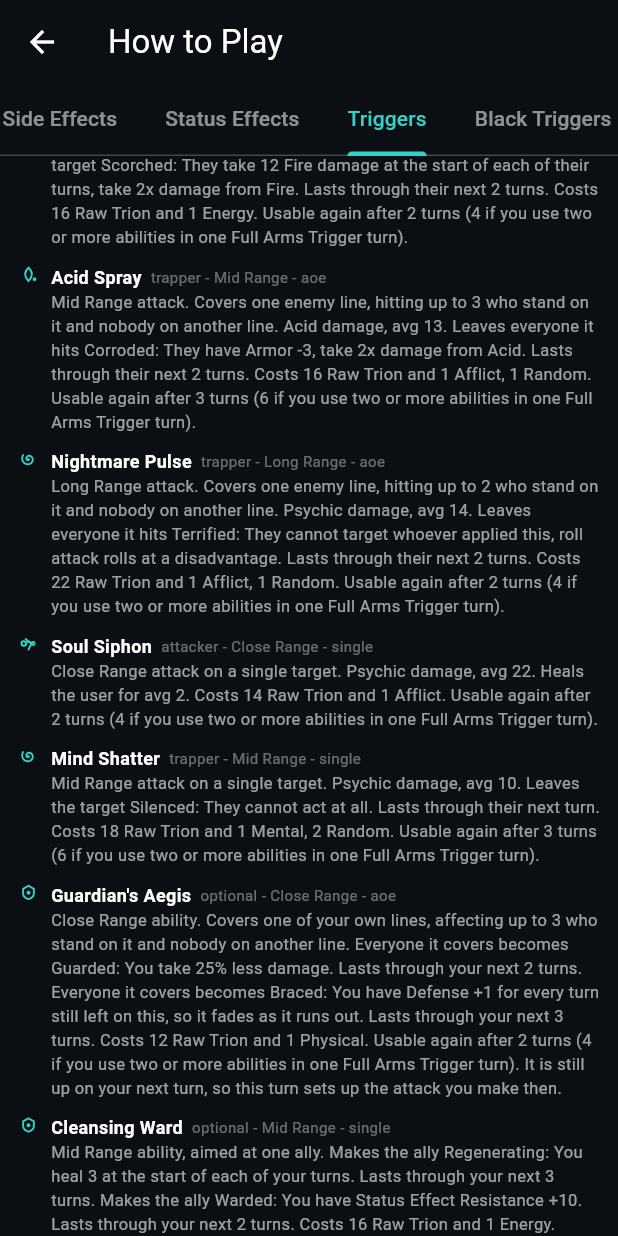
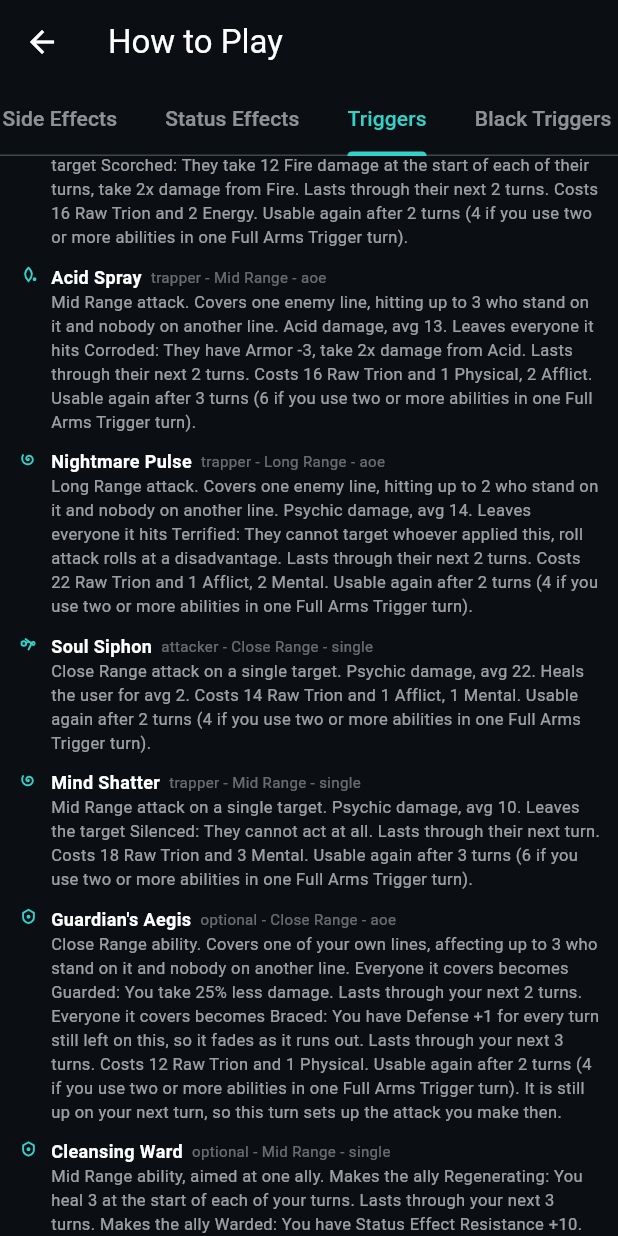
Before and after one commit to MaxxRexx/Isekai_Strategem, a Flutter app: the GuideScreen screen opened directly, tab 4 chosen, scrolled down 1728 dp, on a phone screen of 412 x 824 dp. Run offline on Flutter 3.47's test engine with Material 3 defaults, Android fonts, the phone set to English and light mode, and no system bars; our stand-ins replace supabase_flutter; accounts and stored records are empty.

Commit message:
Trion Type costs that name more than one kind
The first derivation could only ever emit "own origin, then Random for the
rest", so it could not produce a cost naming two different kinds at all. That
is not what the owner asked for, and not what Naruto-Arena does.

Its skills combine kinds routinely: Demonic Ice Mirrors costs 1 Ninjutsu and
1 Bloodline, Rasengan 1 Ninjutsu and 1 Random, and its balance patches move
skills between shapes ("2 Ninjutsu instead of 1 Taijutsu and 1 Ninjutsu").
What decides it there is what the skill actually is, not one label on it.

So the derivation now reads the ability rather than only its origin. The
first slot is still its own origin; further slots are named by what it does,
each of which points at an origin of its own: the damage it deals, the
statuses it inflicts (by what they do to the holder, not by their names), and
how it is delivered. Where that points at the same origin the cost doubles
up; where it points at a different one the cost names both; where the ability
has nothing distinctive left to say the slot is Random.

Twelve abilities now name two or more kinds, and they read: Acid Spray is a
physical delivery that corrodes, so Physical and Afflict. Dread Wave is
Energy origin working on the mind, so Energy and Mental. Curving Shot asks
for Physical, Mental and two Random.

Richer costs cost pacing, and the measurement is the reason the income
changes with them. At one per living member the rich table runs the median to
17 rounds with 61% inside the 8-20 band, against 12 and 78% before any of
this. At two per member the pacing comes back but the gate stops biting
entirely: one turn blocked on types across 800 battles. One per living member
plus one for the squad is the setting that keeps both: median 14, 74% in
band, and 195 turns in the band still blocked on types.

MEAN 1.95 slots over 61 abilities: 28 at one, 16 at two, 9 at three, 8 at
four.

```diff
--- a/packages/battle_engine/lib/src/content/trigger_catalog.dart
+++ b/packages/battle_engine/lib/src/content/trigger_catalog.dart
@@ -57,7 +57,7 @@ class TriggerCatalog {
         category: TriggerCategory.attacker,
         equipCost: 16,
         trionCost: 13,
-        trionTypeCost: const TrionTypeCost({TrionType.physical: 1}),
+        trionTypeCost: const TrionTypeCost({TrionType.physical: 2}),
         cooldownTurns: 2,
         originTag: OriginTag.physical,
         rangeTag: RangeTag.close,
@@ -72,7 +72,7 @@ class TriggerCatalog {
         category: TriggerCategory.attacker,
         equipCost: 19,
         trionCost: 13,
-        trionTypeCost: const TrionTypeCost({TrionType.physical: 1}),
+        trionTypeCost: const TrionTypeCost({TrionType.physical: 2}),
         cooldownTurns: 2,
         originTag: OriginTag.physical,
         rangeTag: RangeTag.close,
@@ -89,7 +89,7 @@ class TriggerCatalog {
         category: TriggerCategory.shooter,
         equipCost: 35,
         trionCost: 27,
-        trionTypeCost: const TrionTypeCost({TrionType.physical: 1}, random: 2),
+        trionTypeCost: const TrionTypeCost({TrionType.physical: 2}, random: 2),
         cooldownTurns: 2,
         originTag: OriginTag.physical,
         rangeTag: RangeTag.long,
@@ -107,7 +107,7 @@ class TriggerCatalog {
         category: TriggerCategory.trapper,
         equipCost: 15,
         trionCost: 10,
-        trionTypeCost: const TrionTypeCost({TrionType.afflict: 1}),
+        trionTypeCost: const TrionTypeCost({TrionType.afflict: 2}),
         cooldownTurns: 1,
         originTag: OriginTag.afflict,
         rangeTag: RangeTag.close,
@@ -123,7 +123,7 @@ class TriggerCatalog {
         category: TriggerCategory.trapper,
         equipCost: 18,
         trionCost: 12,
-        trionTypeCost: const TrionTypeCost({TrionType.afflict: 1}),
+        trionTypeCost: const TrionTypeCost({TrionType.afflict: 2}),
         cooldownTurns: 2,
         originTag: OriginTag.afflict,
         rangeTag: RangeTag.mid,
@@ -216,7 +216,7 @@ class TriggerCatalog {
         category: TriggerCategory.attacker,
         equipCost: 26,
         trionCost: 22,
-        trionTypeCost: const TrionTypeCost({TrionType.physical: 1}),
+        trionTypeCost: const TrionTypeCost({TrionType.physical: 2}),
         cooldownTurns: 2,
         originTag: OriginTag.physical,
         rangeTag: RangeTag.long,
@@ -235,7 +235,7 @@ class TriggerCatalog {
         category: TriggerCategory.attacker,
         equipCost: 18,
         trionCost: 14,
-        trionTypeCost: const TrionTypeCost({TrionType.afflict: 1}),
+        trionTypeCost: const TrionTypeCost({TrionType.physical: 1, TrionType.afflict: 1}),
         cooldownTurns: 2,
         originTag: OriginTag.afflict,
         rangeTag: RangeTag.close,
@@ -261,7 +261,7 @@ class TriggerCatalog {
         category: TriggerCategory.sniper,
         equipCost: 48,
         trionCost: 42,
-        trionTypeCost: const TrionTypeCost({TrionType.physical: 1}),
+        trionTypeCost: const TrionTypeCost({TrionType.physical: 2}),
         cooldownTurns: 2,
         originTag: OriginTag.physical,
         rangeTag: RangeTag.long,
@@ -276,7 +276,7 @@ class TriggerCatalog {
         category: TriggerCategory.shooter,
         equipCost: 21,
         trionCost: 20,
-        trionTypeCost: const TrionTypeCost({TrionType.physical: 1}, random: 3),
+        trionTypeCost: const TrionTypeCost({TrionType.physical: 2}, random: 2),
         cooldownTurns: 2,
         originTag: OriginTag.physical,
         rangeTag: RangeTag.close,
@@ -309,7 +309,7 @@ class TriggerCatalog {
         category: TriggerCategory.attacker,
         equipCost: 22,
         trionCost: 14,
-        trionTypeCost: const TrionTypeCost({TrionType.energy: 1}),
+        trionTypeCost: const TrionTypeCost({TrionType.energy: 2}),
         cooldownTurns: 2,
         originTag: OriginTag.energy,
         rangeTag: RangeTag.mid,
@@ -330,7 +330,7 @@ class TriggerCatalog {
         category: TriggerCategory.attacker,
         equipCost: 21,
         trionCost: 16,
-        trionTypeCost: const TrionTypeCost({TrionType.energy: 1}),
+        trionTypeCost: const TrionTypeCost({TrionType.energy: 2}),
         cooldownTurns: 2,
         originTag: OriginTag.energy,
         rangeTag: RangeTag.close,
@@ -351,7 +351,7 @@ class TriggerCatalog {
         category: TriggerCategory.trapper,
         equipCost: 24,
         trionCost: 16,
-        trionTypeCost: const TrionTypeCost({TrionType.afflict: 1}, random: 1),
+        trionTypeCost: const TrionTypeCost({TrionType.physical: 1, TrionType.afflict: 2}),
         cooldownTurns: 3,
         originTag: OriginTag.afflict,
         rangeTag: RangeTag.mid,
@@ -368,7 +368,7 @@ class TriggerCatalog {
         category: TriggerCategory.trapper,
         equipCost: 35,
         trionCost: 22,
-        trionTypeCost: const TrionTypeCost({TrionType.afflict: 1}, random: 1),
+        trionTypeCost: const TrionTypeCost({TrionType.afflict: 1, TrionType.mental: 2}),
         cooldownTurns: 2,
         originTag: OriginTag.afflict,
         rangeTag: RangeTag.long,
@@ -385,7 +385,7 @@ class TriggerCatalog {
         category: TriggerCategory.attacker,
         equipCost: 19,
         trionCost: 14,
-        trionTypeCost: const TrionTypeCost({TrionType.afflict: 1}),
+        trionTypeCost: const TrionTypeCost({TrionType.afflict: 1, TrionType.mental: 1}),
         cooldownTurns: 2,
         originTag: OriginTag.afflict,
         rangeTag: RangeTag.close,
@@ -402,7 +402,7 @@ class TriggerCatalog {
         category: TriggerCategory.trapper,
         equipCost: 24,
         trionCost: 18,
-        trionTypeCost: const TrionTypeCost({TrionType.mental: 1}, random: 2),
+        trionTypeCost: const TrionTypeCost({TrionType.mental: 3}),
         cooldownTurns: 3,
         originTag: OriginTag.mental,
         rangeTag: RangeTag.mid,
@@ -451,7 +451,7 @@ class TriggerCatalog {
         category: TriggerCategory.optional,
         equipCost: 22,
         trionCost: 16,
-        trionTypeCost: const TrionTypeCost({TrionType.energy: 1}),
+        trionTypeCost: const TrionTypeCost({TrionType.energy: 2}),
         cooldownTurns: 3,
         originTag: OriginTag.energy,
         rangeTag: RangeTag.mid,
@@ -535,7 +535,7 @@ class TriggerCatalog {
         category: TriggerCategory.trapper,
         equipCost: 24,
         trionCost: 20,
-        trionTypeCost: const TrionTypeCost({TrionType.energy: 1}),
+        trionTypeCost: const TrionTypeCost({TrionType.energy: 1, TrionType.mental: 1}),
         cooldownTurns: 3,
         originTag: OriginTag.energy,
         rangeTag: RangeTag.mid,
@@ -614,7 +614,7 @@ class TriggerCatalog {
         category: TriggerCategory.attacker,
         equipCost: 24,
         trionCost: 14,
-        trionTypeCost: const TrionTypeCost({TrionType.afflict: 2}, random: 1),
+        trionTypeCost: const TrionTypeCost({TrionType.physical: 1, TrionType.afflict: 2}, random: 1),
         cooldownTurns: 3,
         originTag: OriginTag.afflict,
         rangeTag: RangeTag.mid,
@@ -673,7 +673,7 @@ class TriggerCatalog {
         category: TriggerCategory.attacker,
         equipCost: 22,
         trionCost: 14,
-        trionTypeCost: const TrionTypeCost({TrionType.afflict: 2}),
+        trionTypeCost: const TrionTypeCost({TrionType.physical: 2, TrionType.afflict: 1}),
         cooldownTurns: 2,
         originTag: OriginTag.afflict,
         rangeTag: RangeTag.close,
@@ -691,7 +691,7 @@ class TriggerCatalog {
         category: TriggerCategory.sniper,
         equipCost: 35,
         trionCost: 22,
-        trionTypeCost: const TrionTypeCost({TrionType.mental: 2}, random: 2),
+        trionTypeCost: const TrionTypeCost({TrionType.physical: 1, TrionType.mental: 1}, random: 2),
         cooldownTurns: 2,
         originTag: OriginTag.mental,
         rangeTag: RangeTag.long,
@@ -870,7 +870,7 @@ class TriggerCatalog {
         category: TriggerCategory.shooter,
         equipCost: 35,
         trionCost: 27,
-        trionTypeCost: const TrionTypeCost({TrionType.physical: 1}, random: 1),
+        trionTypeCost: const TrionTypeCost({TrionType.physical: 2}, random: 1),
         cooldownTurns: 2,
         originTag: OriginTag.physical,
         rangeTag: RangeTag.long,
@@ -886,7 +886,7 @@ class TriggerCatalog {
         category: TriggerCategory.trapper,
         equipCost: 18,
         trionCost: 18,
-        trionTypeCost: const TrionTypeCost({TrionType.afflict: 1}, random: 1),
+        trionTypeCost: const TrionTypeCost({TrionType.afflict: 2}),
         cooldownTurns: 2,
         originTag: OriginTag.afflict,
         rangeTag: RangeTag.long,
@@ -903,7 +903,7 @@ class TriggerCatalog {
         category: TriggerCategory.attacker,
         equipCost: 35,
         trionCost: 22,
-        trionTypeCost: const TrionTypeCost({TrionType.energy: 1}, random: 3),
+        trionTypeCost: const TrionTypeCost({TrionType.energy: 2}, random: 2),
         cooldownTurns: 2,
         originTag: OriginTag.energy,
         rangeTag: RangeTag.long,
@@ -920,7 +920,7 @@ class TriggerCatalog {
         category: TriggerCategory.shooter,
         equipCost: 35,
         trionCost: 22,
-        trionTypeCost: const TrionTypeCost({TrionType.energy: 1}, random: 1),
+        trionTypeCost: const TrionTypeCost({TrionType.energy: 2}, random: 1),
         cooldownTurns: 2,
         originTag: OriginTag.energy,
         rangeTag: RangeTag.long,
@@ -939,7 +939,7 @@ class TriggerCatalog {
         category: TriggerCategory.shooter,
         equipCost: 16,
         trionCost: 18,
-        trionTypeCost: const TrionTypeCost({TrionType.physical: 1}, random: 1),
+        trionTypeCost: const TrionTypeCost({TrionType.physical: 2, TrionType.afflict: 1}),
         cooldownTurns: 3,
         originTag: OriginTag.physical,
         rangeTag: RangeTag.mid,
@@ -957,7 +957,7 @@ class TriggerCatalog {
         category: TriggerCategory.shooter,
         equipCost: 28,
         trionCost: 24,
-        trionTypeCost: const TrionTypeCost({TrionType.physical: 1}, random: 1),
+        trionTypeCost: const TrionTypeCost({TrionType.physical: 2}, random: 1),
         cooldownTurns: 3,
         originTag: OriginTag.physical,
         rangeTag: RangeTag.mid,
@@ -975,7 +975,7 @@ class TriggerCatalog {
         category: TriggerCategory.shooter,
         equipCost: 18,
         trionCost: 22,
-        trionTypeCost: const TrionTypeCost({TrionType.physical: 1}),
+        trionTypeCost: const TrionTypeCost({TrionType.physical: 2}),
         cooldownTurns: 2,
         originTag: OriginTag.physical,
         rangeTag: RangeTag.long,
@@ -992,7 +992,7 @@ class TriggerCatalog {
         category: TriggerCategory.shooter,
         equipCost: 26,
         trionCost: 20,
-        trionTypeCost: const TrionTypeCost({TrionType.energy: 1}, random: 2),
+        trionTypeCost: const TrionTypeCost({TrionType.energy: 2}, random: 2),
         cooldownTurns: 3,
         originTag: OriginTag.energy,
         rangeTag: RangeTag.mid,
@@ -1026,7 +1026,7 @@ class TriggerCatalog {
         category: TriggerCategory.trapper,
         equipCost: 19,
         trionCost: 18,
-        trionTypeCost: const TrionTypeCost({TrionType.afflict: 1}, random: 3),
+        trionTypeCost: const TrionTypeCost({TrionType.afflict: 2}, random: 2),
         cooldownTurns: 2,
         originTag: OriginTag.afflict,
         rangeTag: RangeTag.close,
@@ -1046,7 +1046,7 @@ class TriggerCatalog {
         category: TriggerCategory.trapper,
         equipCost: 35,
         trionCost: 22,
-        trionTypeCost: const TrionTypeCost({TrionType.energy: 1}, random: 1),
+        trionTypeCost: const TrionTypeCost({TrionType.energy: 1, TrionType.mental: 1}),
         cooldownTurns: 2,
         originTag: OriginTag.energy,
         rangeTag: RangeTag.long,
@@ -1063,7 +1063,7 @@ class TriggerCatalog {
         category: TriggerCategory.trapper,
         equipCost: 18,
         trionCost: 18,
-        trionTypeCost: const TrionTypeCost({TrionType.mental: 1}, random: 2),
+        trionTypeCost: const TrionTypeCost({TrionType.mental: 3}, random: 1),
         cooldownTurns: 2,
         originTag: OriginTag.mental,
         rangeTag: RangeTag.long,
@@ -1080,7 +1080,7 @@ class TriggerCatalog {
         category: TriggerCategory.trapper,
         equipCost: 35,
         trionCost: 27,
-        trionTypeCost: const TrionTypeCost({TrionType.energy: 1}, random: 1),
+        trionTypeCost: const TrionTypeCost({TrionType.energy: 1, TrionType.mental: 1}),
         cooldownTurns: 2,
         originTag: OriginTag.energy,
         rangeTag: RangeTag.long,
@@ -1097,7 +1097,7 @@ class TriggerCatalog {
         category: TriggerCategory.attacker,
         equipCost: 35,
         trionCost: 22,
-        trionTypeCost: const TrionTypeCost({TrionType.energy: 1}, random: 1),
+        trionTypeCost: const TrionTypeCost({TrionType.energy: 1, TrionType.mental: 2}),
         cooldownTurns: 2,
         originTag: OriginTag.energy,
         rangeTag: RangeTag.long,
--- a/packages/battle_engine/lib/src/engine/turn_engine.dart
+++ b/packages/battle_engine/lib/src/engine/turn_engine.dart
@@ -451,7 +451,9 @@ class TurnEngine {
     Team team,
     List<CharacterBattleState> teamStates,
   ) {
-    final living = teamStates.where((s) => s.isAlive).length;
+    final living = teamStates.where((s) => s.isAlive).length *
+            trionTypeConfig.perLivingMember +
+        trionTypeConfig.perSquad;
     final gained = <TrionType>[
       for (var i = 0; i < living; i++)
         TrionType.values[
```
Also changed, not shown: packages/battle_engine/lib/src/constants.dart (+8 -1 lines), packages/battle_engine/tool/derive_type_costs.dart (+107 -41 lines), 1 other file.
